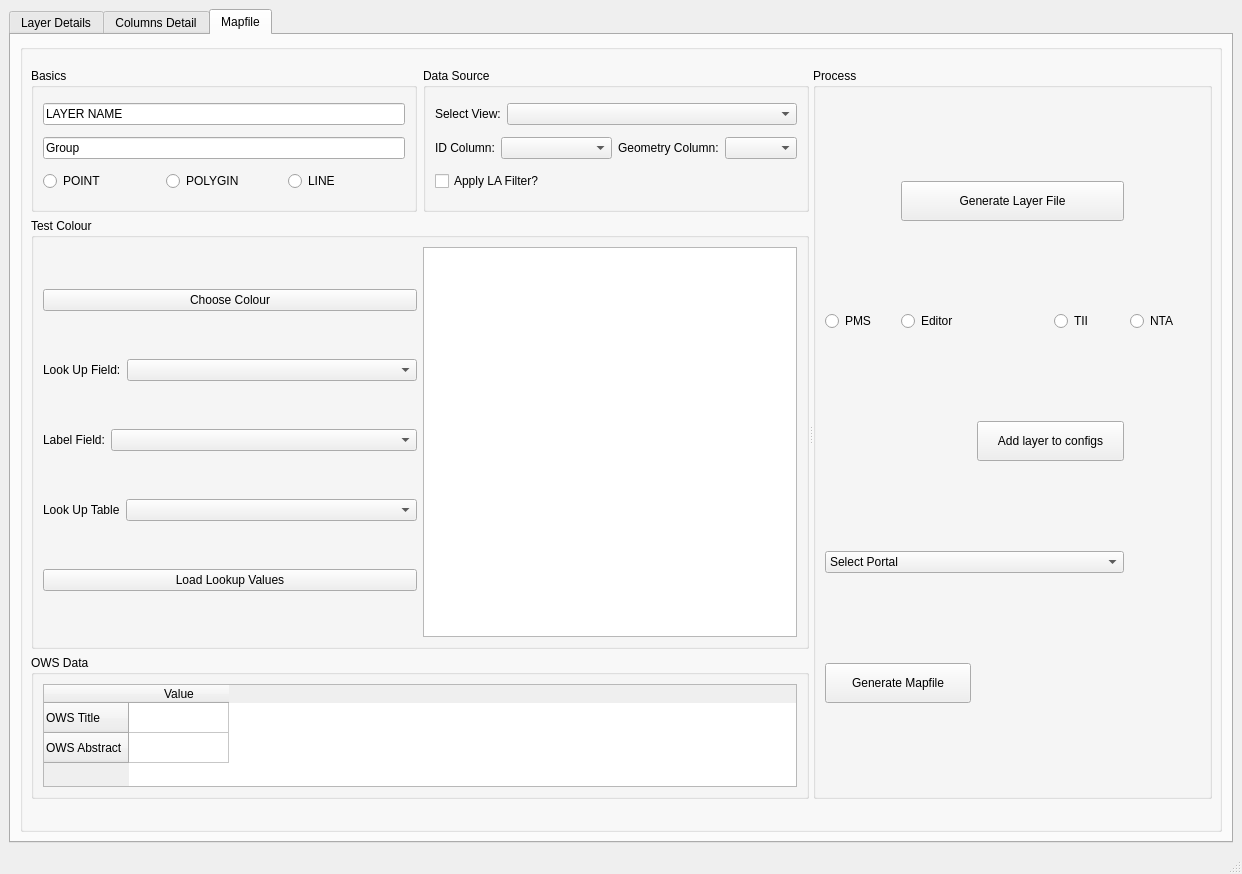
The window that QTFiles/LayerMaker_Manual_redo_fixed_aligned3_toplevel_tabs.ui (select-8/LayerMaker) describes before a commit, drawn with Qt 5.
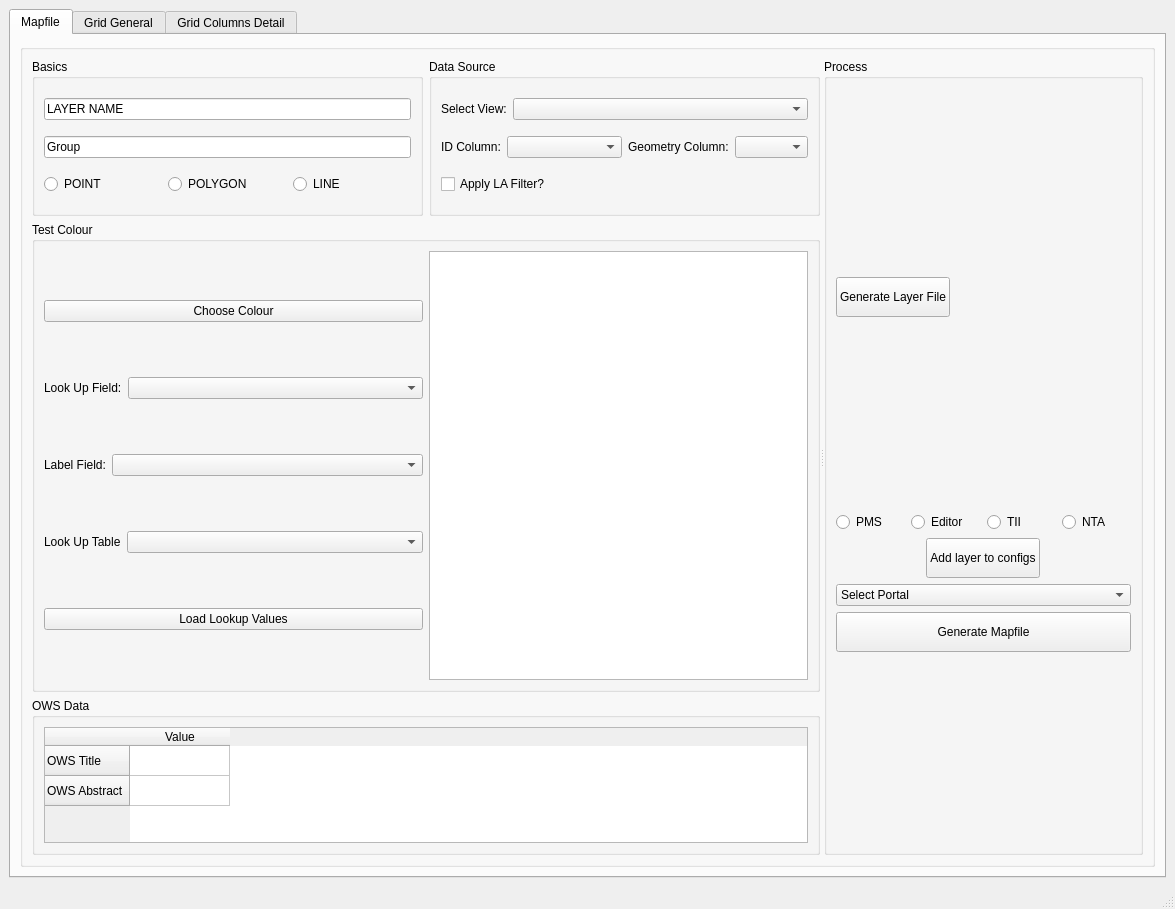
The same window after the commit.

The edit to the form file:
```diff
--- a/QTFiles/LayerMaker_Manual_redo_fixed_aligned3_toplevel_tabs.ui
+++ b/QTFiles/LayerMaker_Manual_redo_fixed_aligned3_toplevel_tabs.ui
@@ -6,8 +6,8 @@
    <rect>
     <x>0</x>
     <y>0</y>
-    <width>1242</width>
-    <height>874</height>
+    <width>1175</width>
+    <height>909</height>
    </rect>
   </property>
   <property name="sizePolicy">
@@ -32,9 +32,375 @@
       <property name="currentIndex">
        <number>2</number>
       </property>
+      <widget class="QWidget" name="tab3">
+       <attribute name="title">
+        <string>Mapfile</string>
+       </attribute>
+       <layout class="QVBoxLayout" name="verticalLayout_tab3">
+        <item>
+         <widget class="QGroupBox" name="groupBox_19">
+          <property name="title">
+           <string/>
+          </property>
+          <layout class="QHBoxLayout" name="horizontalLayout_51">
+           <item>
+            <widget class="QSplitter" name="splitter_2">
+             <property name="orientation">
+              <enum>Qt::Horizontal</enum>
+             </property>
+             <widget class="QWidget" name="layoutWidget">
+              <layout class="QVBoxLayout" name="verticalLayout_21" stretch="1,3,1">
+               <item>
+                <layout class="QHBoxLayout" name="horizontalLayout_43">
+                 <item>
+                  <widget class="QGroupBox" name="groupBox_20">
+                   <property name="title">
+                    <string>Basics</string>
+                   </property>
+                   <layout class="QVBoxLayout" name="verticalLayout_18">
+                    <item>
+                     <widget class="QLineEdit" name="LE_LAYERNAME">
+                      <property name="text">
+                       <string>LAYER NAME</string>
+                      </property>
+                     </widget>
+                    </item>
+                    <item>
+                     <widget class="QLineEdit" name="LE_GROUP">
+                      <property name="text">
+                       <string>Group</string>
+                      </property>
+                     </widget>
+                    </item>
+                    <item>
+                     <layout class="QHBoxLayout" name="horizontalLayout_42">
+                      <item>
+                       <widget class="QRadioButton" name="RB_POINT">
+                        <property name="text">
+                         <string>POINT</string>
+                        </property>
+                       </widget>
+                      </item>
+                      <item>
+                       <widget class="QRadioButton" name="RB_POLYGON">
+                        <property name="text">
+                         <string>POLYGON</string>
+                        </property>
+                       </widget>
+                      </item>
+                      <item>
+                       <widget class="QRadioButton" name="RB_LINE">
+                        <property name="text">
+                         <string>LINE</string>
+                        </property>
+                       </widget>
+                      </item>
+                     </layout>
+                    </item>
+                   </layout>
+                  </widget>
+                 </item>
+                 <item>
+                  <widget class="QGroupBox" name="groupBox_21">
+                   <property name="title">
+                    <string>Data Source</string>
+                   </property>
+                   <layout class="QHBoxLayout" name="horizontalLayout_41">
+                    <item>
+                     <layout class="QVBoxLayout" name="verticalLayout_17">
+                      <item>
+                       <layout class="QHBoxLayout" name="horizontalLayout_37" stretch="0,1">
+                        <item>
+                         <widget class="QLabel" name="label_27">
+                          <property name="text">
+                           <string>Select View:</string>
+                          </property>
+                         </widget>
+                        </item>
+                        <item>
+                         <widget class="QComboBox" name="CB_SCHEMATABLE"/>
+                        </item>
+                       </layout>
+                      </item>
+                      <item>
+                       <layout class="QHBoxLayout" name="horizontalLayout_40">
+                        <item>
+                         <layout class="QHBoxLayout" name="horizontalLayout_38" stretch="0,1">
+                          <item>
+                           <widget class="QLabel" name="label_28">
+                            <property name="text">
+                             <string>ID Column:</string>
+                            </property>
+                           </widget>
+                          </item>
+                          <item>
+                           <widget class="QComboBox" name="CB_UNIQUEID"/>
+                          </item>
+                         </layout>
+                        </item>
+                        <item>
+                         <layout class="QHBoxLayout" name="horizontalLayout_39" stretch="0,1">
+                          <item>
+                           <widget class="QLabel" name="label_29">
+                            <property name="text">
+                             <string>Geometry Column:</string>
+                            </property>
+                           </widget>
+                          </item>
+                          <item>
+                           <widget class="QComboBox" name="CB_GEOMETRYFIELD"/>
+                          </item>
+                         </layout>
+                        </item>
+                       </layout>
+                      </item>
+                      <item>
+                       <widget class="QCheckBox" name="CBX_LA_FILTER">
+                        <property name="text">
+                         <string>Apply LA Filter?</string>
+                        </property>
+                       </widget>
+                      </item>
+                     </layout>
+                    </item>
+                   </layout>
+                  </widget>
+                 </item>
+                </layout>
+               </item>
+               <item>
+                <widget class="QGroupBox" name="groupBox_22">
+                 <property name="title">
+                  <string>Test Colour</string>
+                 </property>
+                 <layout class="QHBoxLayout" name="horizontalLayout_47">
+                  <item>
+                   <layout class="QVBoxLayout" name="verticalLayout_19">
+                    <item>
+                     <widget class="QPushButton" name="BTN_COLOURPICKER">
+                      <property name="text">
+                       <string>Choose Colour</string>
+                      </property>
+                     </widget>
+                    </item>
+                    <item>
+                     <layout class="QHBoxLayout" name="horizontalLayout_45" stretch="0,1">
+                      <item>
+                       <widget class="QLabel" name="label_30">
+                        <property name="text">
+                         <string>Look Up Field:</string>
+                        </property>
+                       </widget>
+                      </item>
+                      <item>
+                       <widget class="QComboBox" name="CB_STYLEFIELD"/>
+                      </item>
+                     </layout>
+                    </item>
+                    <item>
+                     <layout class="QHBoxLayout" name="horizontalLayout_44" stretch="0,1">
+                      <item>
+                       <widget class="QLabel" name="label_31">
+                        <property name="text">
+                         <string>Label Field:</string>
+                        </property>
+                       </widget>
+                      </item>
+                      <item>
+                       <widget class="QComboBox" name="CB_LABELFIELD"/>
+                      </item>
+                     </layout>
+                    </item>
+                    <item>
+                     <layout class="QHBoxLayout" name="horizontalLayout_46" stretch="0,1">
+                      <item>
+                       <widget class="QLabel" name="label_32">
+                        <property name="text">
+                         <string>Look Up Table</string>
+                        </property>
+                       </widget>
+                      </item>
+                      <item>
+                       <widget class="QComboBox" name="CB_LOOKUPTABLE"/>
+                      </item>
+                     </layout>
+                    </item>
+                    <item>
+                     <widget class="QPushButton" name="BTN_LOAD_LOOKUP">
+                      <property name="text">
+                       <string>Load Lookup Values</string>
+                      </property>
+                     </widget>
+                    </item>
+                   </layout>
+                  </item>
+                  <item>
+                   <widget class="QTextEdit" name="TE_StylesConfig"/>
+                  </item>
+                 </layout>
+                </widget>
+               </item>
+               <item>
+                <widget class="QGroupBox" name="groupBox_23">
+                 <property name="title">
+                  <string>OWS Data</string>
+                 </property>
+                 <layout class="QHBoxLayout" name="horizontalLayout_48">
+                  <item>
+                   <widget class="QTableWidget" name="TW_METADATA">
+                    <row>
+                     <property name="text">
+                      <string>OWS Title</string>
+                     </property>
+                    </row>
+                    <row>
+                     <property name="text">
+                      <string>OWS Abstract</string>
+                     </property>
+                    </row>
+                    <column>
+                     <property name="text">
+                      <string>Value</string>
+                     </property>
+                    </column>
+                   </widget>
+                  </item>
+                 </layout>
+                </widget>
+               </item>
+              </layout>
+             </widget>
+             <widget class="QGroupBox" name="groupBox">
+              <property name="title">
+               <string>Process</string>
+              </property>
+              <layout class="QHBoxLayout" name="horizontalLayout_50">
+               <item>
+                <layout class="QVBoxLayout" name="verticalLayout_24">
+                 <item>
+                  <widget class="QPushButton" name="BTN_GENLAYERFILE">
+                   <property name="sizePolicy">
+                    <sizepolicy hsizetype="Fixed" vsizetype="Fixed">
+                     <horstretch>0</horstretch>
+                     <verstretch>0</verstretch>
+                    </sizepolicy>
+                   </property>
+                   <property name="minimumSize">
+                    <size>
+                     <width>100</width>
+                     <height>40</height>
+                    </size>
+                   </property>
+                   <property name="text">
+                    <string>Generate Layer File</string>
+                   </property>
+                  </widget>
+                 </item>
+                 <item>
+                  <layout class="QVBoxLayout" name="verticalLayout_23">
+                   <item>
+                    <layout class="QVBoxLayout" name="verticalLayout_20">
+                     <item>
+                      <layout class="QHBoxLayout" name="horizontalLayout_49">
+                       <item>
+                        <widget class="QRadioButton" name="RB_PMS">
+                         <property name="text">
+                          <string>PMS</string>
+                         </property>
+                        </widget>
+                       </item>
+                       <item>
+                        <widget class="QRadioButton" name="RB_Editor">
+                         <property name="text">
+                          <string>Editor</string>
+                         </property>
+                        </widget>
+                       </item>
+                       <item>
+                        <widget class="QRadioButton" name="RB_TII">
+                         <property name="text">
+                          <string>TII</string>
+                         </property>
+                        </widget>
+                       </item>
+                       <item>
+                        <widget class="QRadioButton" name="RB_NTA">
+                         <property name="text">
+                          <string>NTA</string>
+                         </property>
+                        </widget>
+                       </item>
+                      </layout>
+                     </item>
+                     <item alignment="Qt::AlignHCenter">
+                      <widget class="QPushButton" name="BTN_ADDLAYERTOCONFIGS">
+                       <property name="sizePolicy">
+                        <sizepolicy hsizetype="Fixed" vsizetype="Fixed">
+                         <horstretch>0</horstretch>
+                         <verstretch>0</verstretch>
+                        </sizepolicy>
+                       </property>
+                       <property name="minimumSize">
+                        <size>
+                         <width>100</width>
+                         <height>40</height>
+                        </size>
+                       </property>
+                       <property name="text">
+                        <string>Add layer to configs</string>
+                       </property>
+                      </widget>
+                     </item>
+                    </layout>
+                   </item>
+                   <item>
+                    <layout class="QVBoxLayout" name="verticalLayout_22">
+                     <item>
+                      <widget class="QComboBox" name="CB_SELECTPORTAL">
+                       <item>
+                        <property name="text">
+                         <string>Select Portal</string>
+                        </property>
+                       </item>
+                      </widget>
+                     </item>
+                     <item>
+                      <widget class="QPushButton" name="BTN_GENMAPFILE">
+                       <property name="sizePolicy">
+                        <sizepolicy hsizetype="Minimum" vsizetype="Fixed">
+                         <horstretch>0</horstretch>
+                         <verstretch>0</verstretch>
+                        </sizepolicy>
+                       </property>
+                       <property name="minimumSize">
+                        <size>
+                         <width>100</width>
+                         <height>40</height>
+                        </size>
+                       </property>
+                       <property name="text">
+                        <string>Generate Mapfile</string>
+                       </property>
+                      </widget>
+                     </item>
+                    </layout>
+                   </item>
+                  </layout>
+                 </item>
+                </layout>
+               </item>
+              </layout>
+             </widget>
+            </widget>
+           </item>
+          </layout>
+         </widget>
+        </item>
+       </layout>
+      </widget>
       <widget class="QWidget" name="tab1">
        <attribute name="title">
-        <string>Layer Details</string>
+        <string>Grid General</string>
        </attribute>
        <layout class="QHBoxLayout" name="horizontalLayout_15" stretch="1,3">
         <item>
@@ -474,7 +840,7 @@
       </widget>
       <widget class="QWidget" name="tab2">
        <attribute name="title">
-        <string>Columns Detail</string>
+        <string>Grid Columns Detail</string>
        </attribute>
        <layout class="QVBoxLayout" name="verticalLayout_tab2">
         <item>
@@ -952,344 +1318,6 @@
         </item>
        </layout>
       </widget>
-      <widget class="QWidget" name="tab3">
-       <attribute name="title">
-        <string>Mapfile</string>
-       </attribute>
-       <layout class="QVBoxLayout" name="verticalLayout_tab3">
-        <item>
-         <widget class="QGroupBox" name="groupBox_19">
-          <property name="title">
-           <string/>
-          </property>
-          <widget class="QSplitter" name="splitter_2">
-           <property name="geometry">
-            <rect>
-             <x>11</x>
-             <y>24</y>
-             <width>1181</width>
-             <height>731</height>
-            </rect>
-           </property>
-           <property name="orientation">
-            <enum>Qt::Horizontal</enum>
-           </property>
-           <widget class="QWidget" name="layoutWidget">
-            <layout class="QVBoxLayout" name="verticalLayout_21" stretch="1,3,1">
-             <item>
-              <layout class="QHBoxLayout" name="horizontalLayout_43">
-               <item>
-                <widget class="QGroupBox" name="groupBox_20">
-                 <property name="title">
-                  <string>Basics</string>
-                 </property>
-                 <layout class="QVBoxLayout" name="verticalLayout_18">
-                  <item>
-                   <widget class="QLineEdit" name="LE_LAYERNAME">
-                    <property name="text">
-                     <string>LAYER NAME</string>
-                    </property>
-                   </widget>
-                  </item>
-                  <item>
-                   <widget class="QLineEdit" name="LE_GROUP">
-                    <property name="text">
-                     <string>Group</string>
-                    </property>
-                   </widget>
-                  </item>
-                  <item>
-                   <layout class="QHBoxLayout" name="horizontalLayout_42">
-                    <item>
-                     <widget class="QRadioButton" name="RB_POINT">
-                      <property name="text">
-                       <string>POINT</string>
-                      </property>
-                     </widget>
-                    </item>
-                    <item>
-                     <widget class="QRadioButton" name="RB_POLYGON">
-                      <property name="text">
-                       <string>POLYGIN</string>
-                      </property>
-                     </widget>
-                    </item>
-                    <item>
-                     <widget class="QRadioButton" name="RB_LINE">
-                      <property name="text">
-                       <string>LINE</string>
-                      </property>
-                     </widget>
-                    </item>
-                   </layout>
-                  </item>
-                 </layout>
-                </widget>
-               </item>
-               <item>
-                <widget class="QGroupBox" name="groupBox_21">
-                 <property name="title">
-                  <string>Data Source</string>
-                 </property>
-                 <layout class="QHBoxLayout" name="horizontalLayout_41">
-                  <item>
-                   <layout class="QVBoxLayout" name="verticalLayout_17">
-                    <item>
-                     <layout class="QHBoxLayout" name="horizontalLayout_37" stretch="0,1">
-                      <item>
-                       <widget class="QLabel" name="label_27">
-                        <property name="text">
-                         <string>Select View:</string>
-                        </property>
-                       </widget>
-                      </item>
-                      <item>
-                       <widget class="QComboBox" name="CB_SCHEMATABLE"/>
-                      </item>
-                     </layout>
-                    </item>
-                    <item>
-                     <layout class="QHBoxLayout" name="horizontalLayout_40">
-                      <item>
-                       <layout class="QHBoxLayout" name="horizontalLayout_38" stretch="0,1">
-                        <item>
-                         <widget class="QLabel" name="label_28">
-                          <property name="text">
-                           <string>ID Column:</string>
-                          </property>
-                         </widget>
-                        </item>
-                        <item>
-                         <widget class="QComboBox" name="CB_UNIQUEID"/>
-                        </item>
-                       </layout>
-                      </item>
-                      <item>
-                       <layout class="QHBoxLayout" name="horizontalLayout_39" stretch="0,1">
-                        <item>
-                         <widget class="QLabel" name="label_29">
-                          <property name="text">
-                           <string>Geometry Column:</string>
-                          </property>
-                         </widget>
-                        </item>
-                        <item>
-                         <widget class="QComboBox" name="CB_GEOMETRYFIELD"/>
-                        </item>
-                       </layout>
-                      </item>
-                     </layout>
-                    </item>
-                    <item>
-                     <widget class="QCheckBox" name="CBX_LA_FILTER">
-                      <property name="text">
-                       <string>Apply LA Filter?</string>
-                      </property>
-                     </widget>
-                    </item>
-                   </layout>
-                  </item>
-                 </layout>
-                </widget>
-               </item>
-              </layout>
-             </item>
-             <item>
-              <widget class="QGroupBox" name="groupBox_22">
-               <property name="title">
-                <string>Test Colour</string>
-               </property>
-               <layout class="QHBoxLayout" name="horizontalLayout_47">
-                <item>
-                 <layout class="QVBoxLayout" name="verticalLayout_19">
-                  <item>
-                   <widget class="QPushButton" name="BTN_COLOURPICKER">
-                    <property name="text">
-                     <string>Choose Colour</string>
-                    </property>
-                   </widget>
-                  </item>
-                  <item>
-                   <layout class="QHBoxLayout" name="horizontalLayout_45" stretch="0,1">
-                    <item>
-                     <widget class="QLabel" name="label_30">
-                      <property name="text">
-                       <string>Look Up Field:</string>
-                      </property>
-                     </widget>
-                    </item>
-                    <item>
-                     <widget class="QComboBox" name="CB_STYLEFIELD"/>
-                    </item>
-                   </layout>
-                  </item>
-                  <item>
-                   <layout class="QHBoxLayout" name="horizontalLayout_44" stretch="0,1">
-                    <item>
-                     <widget class="QLabel" name="label_31">
-                      <property name="text">
-                       <string>Label Field:</string>
-                      </property>
-                     </widget>
-                    </item>
-                    <item>
-                     <widget class="QComboBox" name="CB_LABELFIELD"/>
-                    </item>
-                   </layout>
-                  </item>
-                  <item>
-                   <layout class="QHBoxLayout" name="horizontalLayout_46" stretch="0,1">
-                    <item>
-                     <widget class="QLabel" name="label_32">
-                      <property name="text">
-                       <string>Look Up Table</string>
-                      </property>
-                     </widget>
-                    </item>
-                    <item>
-                     <widget class="QComboBox" name="CB_LOOKUPTABLE"/>
-                    </item>
-                   </layout>
-                  </item>
-                  <item>
-                   <widget class="QPushButton" name="BTN_LOAD_LOOKUP">
-                    <property name="text">
-                     <string>Load Lookup Values</string>
-                    </property>
-                   </widget>
-                  </item>
-                 </layout>
-                </item>
-                <item>
-                 <widget class="QTextEdit" name="TE_StylesConfig"/>
-                </item>
-               </layout>
-              </widget>
-             </item>
-             <item>
-              <widget class="QGroupBox" name="groupBox_23">
-               <property name="title">
-                <string>OWS Data</string>
-               </property>
-               <layout class="QHBoxLayout" name="horizontalLayout_48">
-                <item>
-                 <widget class="QTableWidget" name="TW_METADATA">
-                  <row>
-                   <property name="text">
-                    <string>OWS Title</string>
-                   </property>
-                  </row>
-                  <row>
-                   <property name="text">
-                    <string>OWS Abstract</string>
-                   </property>
-                  </row>
-                  <column>
-                   <property name="text">
-                    <string>Value</string>
-                   </property>
-                  </column>
-                 </widget>
-                </item>
-               </layout>
-              </widget>
-             </item>
-            </layout>
-           </widget>
-           <widget class="QGroupBox" name="groupBox">
-            <property name="title">
-             <string>Process</string>
-            </property>
-            <layout class="QGridLayout" name="gridLayout">
-             <item row="0" column="1" colspan="3">
-              <widget class="QPushButton" name="BTN_GENLAYERFILE">
-               <property name="minimumSize">
-                <size>
-                 <width>100</width>
-                 <height>40</height>
-                </size>
-               </property>
-               <property name="text">
-                <string>Generate Layer File</string>
-               </property>
-              </widget>
-             </item>
-             <item row="1" column="0">
-              <widget class="QRadioButton" name="RB_PMS">
-               <property name="text">
-                <string>PMS</string>
-               </property>
-              </widget>
-             </item>
-             <item row="1" column="1" colspan="2">
-              <widget class="QRadioButton" name="RB_Editor">
-               <property name="text">
-                <string>Editor</string>
-               </property>
-              </widget>
-             </item>
-             <item row="1" column="3">
-              <widget class="QRadioButton" name="RB_TII">
-               <property name="text">
-                <string>TII</string>
-               </property>
-              </widget>
-             </item>
-             <item row="1" column="4">
-              <widget class="QRadioButton" name="RB_NTA">
-               <property name="text">
-                <string>NTA</string>
-               </property>
-              </widget>
-             </item>
-             <item row="2" column="2" colspan="2">
-              <widget class="QPushButton" name="BTN_ADDLAYERTOCONFIGS">
-               <property name="minimumSize">
-                <size>
-                 <width>100</width>
-                 <height>40</height>
-                </size>
-               </property>
-               <property name="text">
-                <string>Add layer to configs</string>
-               </property>
-              </widget>
-             </item>
-             <item row="3" column="0" colspan="4">
-              <widget class="QComboBox" name="CB_SELECTPORTAL">
-               <item>
-                <property name="text">
-                 <string>Select Portal</string>
-                </property>
-               </item>
-              </widget>
-             </item>
-             <item row="4" column="0" colspan="2">
-              <widget class="QPushButton" name="BTN_GENMAPFILE">
-               <property name="sizePolicy">
-                <sizepolicy hsizetype="Minimum" vsizetype="Fixed">
-                 <horstretch>0</horstretch>
-                 <verstretch>0</verstretch>
-                </sizepolicy>
-               </property>
-               <property name="minimumSize">
-                <size>
-                 <width>100</width>
-                 <height>40</height>
-                </size>
-               </property>
-               <property name="text">
-                <string>Generate Mapfile</string>
-               </property>
-              </widget>
-             </item>
-            </layout>
-           </widget>
-          </widget>
-         </widget>
-        </item>
-       </layout>
-      </widget>
      </widget>
     </item>
    </layout>
```
Left out of the diff: 6 changed lines with no effect on the pictures.
